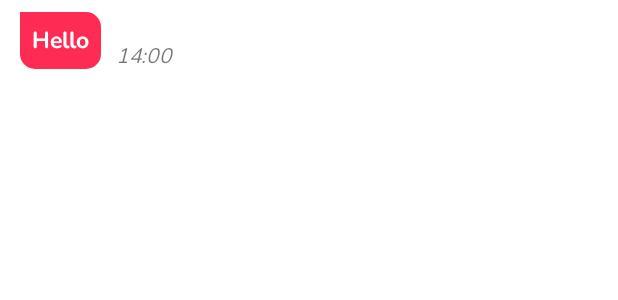
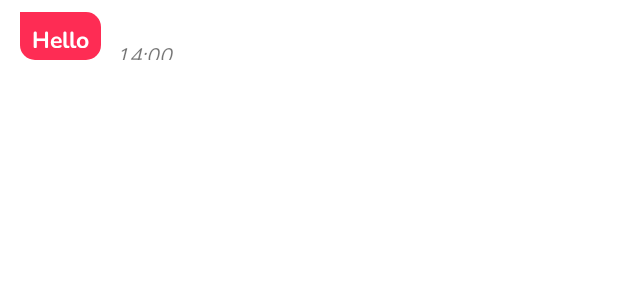
Before and after one commit to mohammedMoqbel1/ourChatApp_cs394, an Android app: the layout chatitemleft.xml on its own in the app's theme, with its tools: preview values and no code run, on a phone screen of 412 x 824 dp. Shown: the top 300 px of the screen. Run offline under Robolectric (Android 15) with nearby library versions, the phone set to English and light mode, and no system bars.

```diff
--- a/app/src/main/res/layout/chatitemleft.xml
+++ b/app/src/main/res/layout/chatitemleft.xml
@@ -4,7 +4,7 @@
 
     <LinearLayout
         android:layout_width="match_parent"
-        android:layout_height="match_parent"
+        android:layout_height="48dp"
         android:gravity="start"
         android:orientation="horizontal"
         android:padding="8dp">
```
